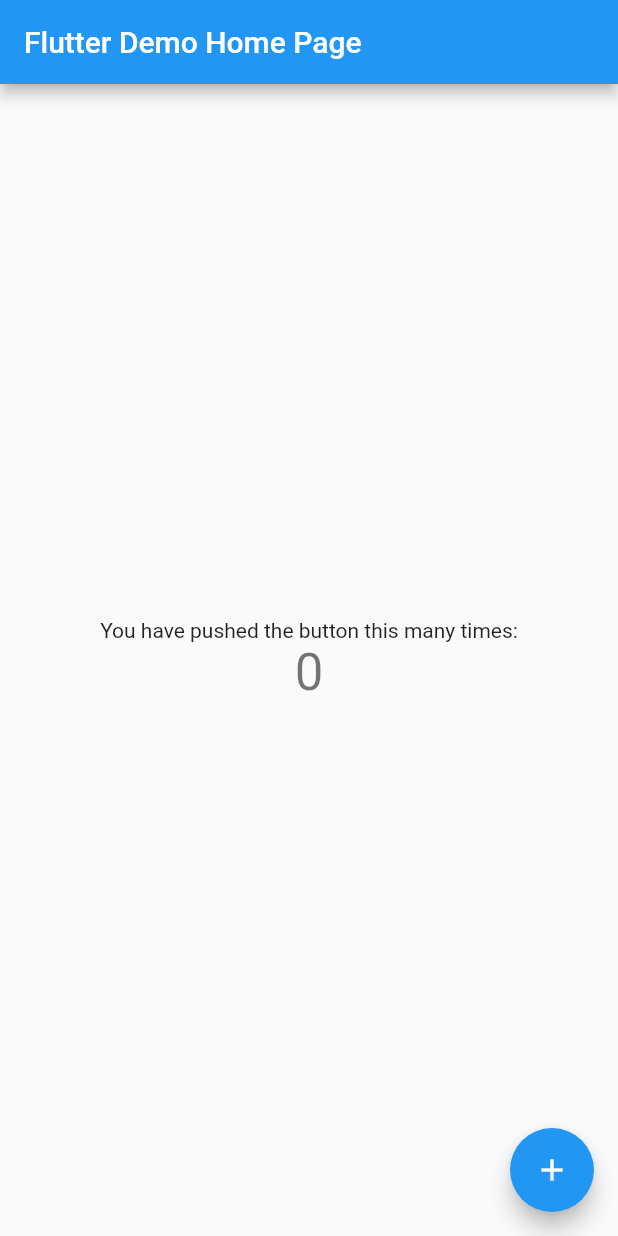
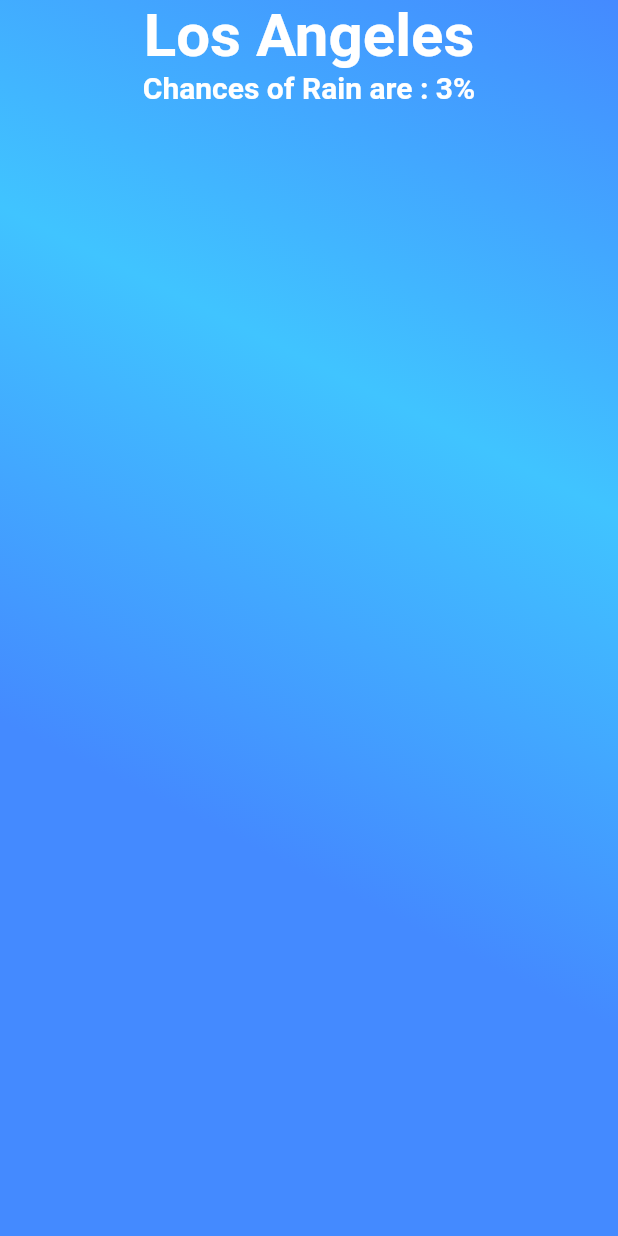
Before and after one commit to preetamvarun/weather-app, a Flutter app: the screen it shows after launch, on a phone screen of 412 x 824 dp. Run offline on Flutter 3.47's test engine with Material 2 defaults, Android fonts, the phone set to English and light mode, and no system bars.

Commit message:
add gradient to screen1

```diff
--- /dev/null
+++ b/lib/constants.dart
@@ -0,0 +1,3 @@
+import 'package:flutter/material.dart';
+//
+// List<Color>kColors = [Colors.blueAccent,Colors.blueAccent,Colors.lightBlueAccent,Colors.blueAccent];
--- a/lib/main.dart
+++ b/lib/main.dart
@@ -1,113 +1,14 @@
 import 'package:flutter/material.dart';
+import 'package:weather_app/screens/screen1.dart';
 
-void main() {
-  runApp(MyApp());
-}
+void main() => runApp(MyApp());
 
 class MyApp extends StatelessWidget {
-  // This widget is the root of your application.
+
   @override
-  Widget build(BuildContext context) {
+  Widget build(BuildContext context){
     return MaterialApp(
-      title: 'Flutter Demo',
-      theme: ThemeData(
-        // This is the theme of your application.
-        //
-        // Try running your application with "flutter run". You'll see the
-        // application has a blue toolbar. Then, without quitting the app, try
-        // changing the primarySwatch below to Colors.green and then invoke
-        // "hot reload" (press "r" in the console where you ran "flutter run",
-        // or simply save your changes to "hot reload" in a Flutter IDE).
-        // Notice that the counter didn't reset back to zero; the application
-        // is not restarted.
-        primarySwatch: Colors.blue,
-      ),
-      home: MyHomePage(title: 'Flutter Demo Home Page'),
+      home: Screen1(),
     );
   }
 }
-
-class MyHomePage extends StatefulWidget {
-  MyHomePage({Key? key, required this.title}) : super(key: key);
-
-  // This widget is the home page of your application. It is stateful, meaning
-  // that it has a State object (defined below) that contains fields that affect
-  // how it looks.
-
-  // This class is the configuration for the state. It holds the values (in this
-  // case the title) provided by the parent (in this case the App widget) and
-  // used by the build method of the State. Fields in a Widget subclass are
-  // always marked "final".
-
-  final String title;
-
-  @override
-  _MyHomePageState createState() => _MyHomePageState();
-}
-
-class _MyHomePageState extends State<MyHomePage> {
-  int _counter = 0;
-
-  void _incrementCounter() {
-    setState(() {
-      // This call to setState tells the Flutter framework that something has
-      // changed in this State, which causes it to rerun the build method below
-      // so that the display can reflect the updated values. If we changed
-      // _counter without calling setState(), then the build method would not be
-      // called again, and so nothing would appear to happen.
-      _counter++;
-    });
-  }
-
-  @override
-  Widget build(BuildContext context) {
-    // This method is rerun every time setState is called, for instance as done
-    // by the _incrementCounter method above.
-    //
-    // The Flutter framework has been optimized to make rerunning build methods
-    // fast, so that you can just rebuild anything that needs updating rather
-    // than having to individually change instances of widgets.
-    return Scaffold(
-      appBar: AppBar(
-        // Here we take the value from the MyHomePage object that was created by
-        // the App.build method, and use it to set our appbar title.
-        title: Text(widget.title),
-      ),
-      body: Center(
-        // Center is a layout widget. It takes a single child and positions it
-        // in the middle of the parent.
-        child: Column(
-          // Column is also a layout widget. It takes a list of children and
-          // arranges them vertically. By default, it sizes itself to fit its
-          // children horizontally, and tries to be as tall as its parent.
-          //
-          // Invoke "debug painting" (press "p" in the console, choose the
-          // "Toggle Debug Paint" action from the Flutter Inspector in Android
-          // Studio, or the "Toggle Debug Paint" command in Visual Studio Code)
-          // to see the wireframe for each widget.
-          //
-          // Column has various properties to control how it sizes itself and
-          // how it positions its children. Here we use mainAxisAlignment to
-          // center the children vertically; the main axis here is the vertical
-          // axis because Columns are vertical (the cross axis would be
-          // horizontal).
-          mainAxisAlignment: MainAxisAlignment.center,
-          children: <Widget>[
-            Text(
-              'You have pushed the button this many times:',
-            ),
-            Text(
-              '$_counter',
-              style: Theme.of(context).textTheme.headline4,
-            ),
-          ],
-        ),
-      ),
-      floatingActionButton: FloatingActionButton(
-        onPressed: _incrementCounter,
-        tooltip: 'Increment',
-        child: Icon(Icons.add),
-      ), // This trailing comma makes auto-formatting nicer for build methods.
-    );
-  }
-}
--- /dev/null
+++ b/lib/screens/screen1.dart
@@ -0,0 +1,47 @@
+import 'package:flutter/material.dart';
+
+class Screen1 extends StatelessWidget {
+
+  @override
+  Widget build(BuildContext context) {
+    return Scaffold(
+      backgroundColor: Colors.blue,
+      body: SafeArea(
+        child: Container(
+          decoration : BoxDecoration(
+            gradient: LinearGradient(
+              colors: [Colors.blueAccent,Colors.blueAccent,Colors.lightBlueAccent,Colors.blueAccent],
+              begin: Alignment.bottomLeft,
+              end: Alignment.topRight,
+            ),
+          ),
+          child: Column(
+            crossAxisAlignment: CrossAxisAlignment.stretch,
+            children: [
+              Center(
+                child: Text(
+                  "Los Angeles",
+                  style: TextStyle(
+                    color: Colors.white,
+                    fontWeight: FontWeight.bold,
+                    fontSize: 40.0,
+                  ),
+                ),
+              ),
+              Center(
+                child: Text(
+                  "Chances of Rain are : 3%",
+                  style: TextStyle(
+                    color: Colors.white,
+                    fontWeight: FontWeight.w700,
+                    fontSize: 20.0,
+                  ),
+                ),
+              ),
+            ],
+          ),
+        ),
+      ),
+    );
+  }
+}
```
